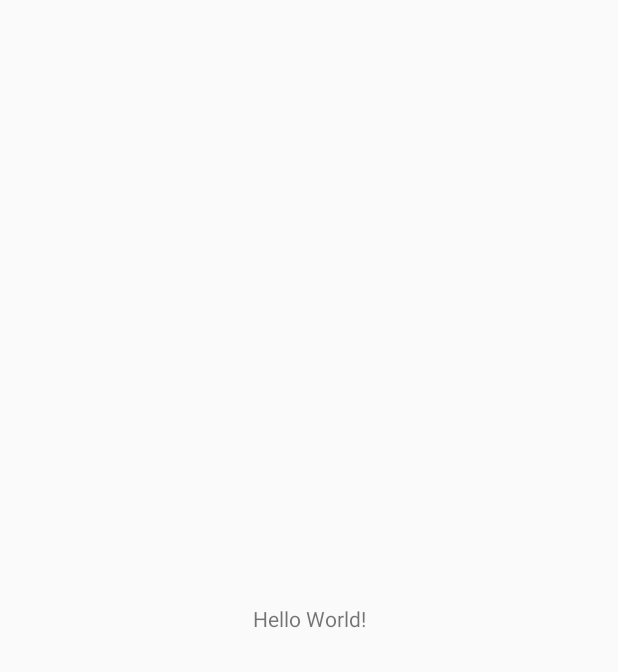
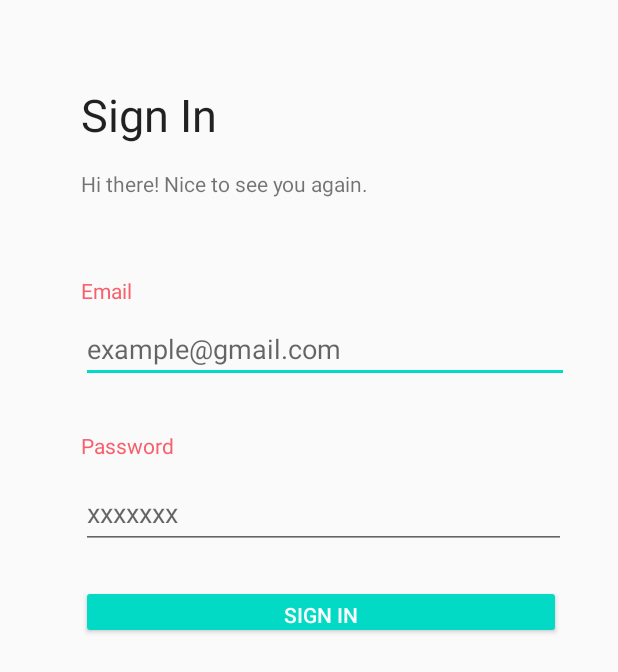
Before and after one commit to amitsaini4556/DateYourEve, an Android app: the screen it shows after launch (MainActivity), on a phone screen of 412 x 824 dp. Before the commit the part shown is almost empty. Shown: the top 672 px of the screen. Run offline under Robolectric (Android 15) with nearby library versions, the light colour scheme and no system bars.

Commit message:
design sign in screen

```diff
--- a/app/src/main/res/layout/activity_main.xml
+++ b/app/src/main/res/layout/activity_main.xml
@@ -6,13 +6,88 @@
     android:layout_width="match_parent"
     android:layout_height="match_parent"
     tools:context=".MainActivity">
+
     <TextView
-      android:layout_width="wrap_content"
-      android:layout_height="wrap_content"
-      android:text="Hello World!"
-      app:layout_constraintBottom_toBottomOf="parent"
-      app:layout_constraintLeft_toLeftOf="parent"
-      app:layout_constraintRight_toRightOf="parent"
-      app:layout_constraintTop_toTopOf="parent" />
+        android:id="@+id/textView"
+        android:layout_width="wrap_content"
+        android:layout_height="wrap_content"
+        android:layout_marginTop="56dp"
+        android:text="Sign In"
+        android:textAppearance="@style/TextAppearance.AppCompat.Large"
+        android:textSize="30sp"
+        android:visibility="visible"
+        app:layout_constraintEnd_toEndOf="parent"
+        app:layout_constraintHorizontal_bias="0.168"
+        app:layout_constraintStart_toStartOf="parent"
+        app:layout_constraintTop_toTopOf="parent" />
 
-  </androidx.constraintlayout.widget.ConstraintLayout>
+    <EditText
+        android:id="@+id/editTextTextPersonName"
+        android:layout_width="325dp"
+        android:layout_height="40dp"
+        android:layout_marginTop="12dp"
+        android:ems="10"
+        android:hint="example@gmail.com"
+        android:inputType="textPersonName"
+        app:layout_constraintStart_toStartOf="@+id/textView2"
+        app:layout_constraintTop_toBottomOf="@+id/textView2" />
+
+    <TextView
+        android:id="@+id/textView2"
+        android:layout_width="wrap_content"
+        android:layout_height="wrap_content"
+        android:layout_marginTop="52dp"
+        android:text="Email"
+        android:textColor="#F85F6A"
+        app:layout_constraintStart_toStartOf="@+id/textView5"
+        app:layout_constraintTop_toBottomOf="@+id/textView5" />
+
+    <EditText
+        android:id="@+id/editTextTextPersonName2"
+        android:layout_width="323dp"
+        android:layout_height="47dp"
+        android:layout_marginTop="12dp"
+        android:ems="10"
+        android:hint="xxxxxxx"
+        android:inputType="textPersonName"
+        app:layout_constraintEnd_toEndOf="@+id/editTextTextPersonName"
+        app:layout_constraintHorizontal_bias="0.0"
+        app:layout_constraintStart_toStartOf="@+id/textView4"
+        app:layout_constraintTop_toBottomOf="@+id/textView4" />
+
+    <TextView
+        android:id="@+id/textView4"
+        android:layout_width="wrap_content"
+        android:layout_height="wrap_content"
+        android:layout_marginTop="32dp"
+        android:text="Password"
+        android:textColor="#F85F6A"
+        app:layout_constraintStart_toStartOf="@+id/editTextTextPersonName"
+        app:layout_constraintTop_toBottomOf="@+id/editTextTextPersonName" />
+
+    <Button
+        android:id="@+id/button"
+        style="@android:style/Widget.Material.Button.Colored"
+        android:layout_width="320dp"
+        android:layout_height="36dp"
+        android:layout_marginTop="24dp"
+        android:text="Sign In"
+        android:textColor="#FFFFFF"
+        android:textColorHighlight="#FFFFFF"
+        android:textColorHint="#FFFFFF"
+        android:textColorLink="#F85F6A"
+        app:layout_constraintEnd_toEndOf="@+id/editTextTextPersonName2"
+        app:layout_constraintHorizontal_bias="0.0"
+        app:layout_constraintStart_toStartOf="@+id/editTextTextPersonName2"
+        app:layout_constraintTop_toBottomOf="@+id/editTextTextPersonName2" />
+
+    <TextView
+        android:id="@+id/textView5"
+        android:layout_width="wrap_content"
+        android:layout_height="wrap_content"
+        android:layout_marginTop="16dp"
+        android:text="Hi there! Nice to see you again."
+        app:layout_constraintStart_toStartOf="@+id/textView"
+        app:layout_constraintTop_toBottomOf="@+id/textView" />
+
+</androidx.constraintlayout.widget.ConstraintLayout>
```
